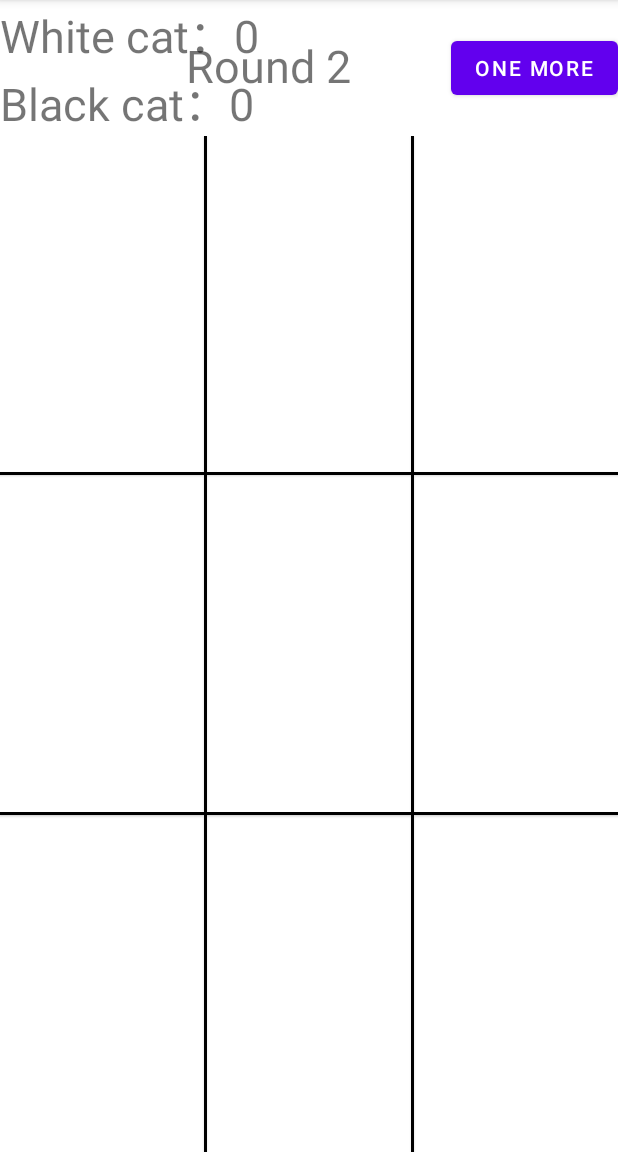
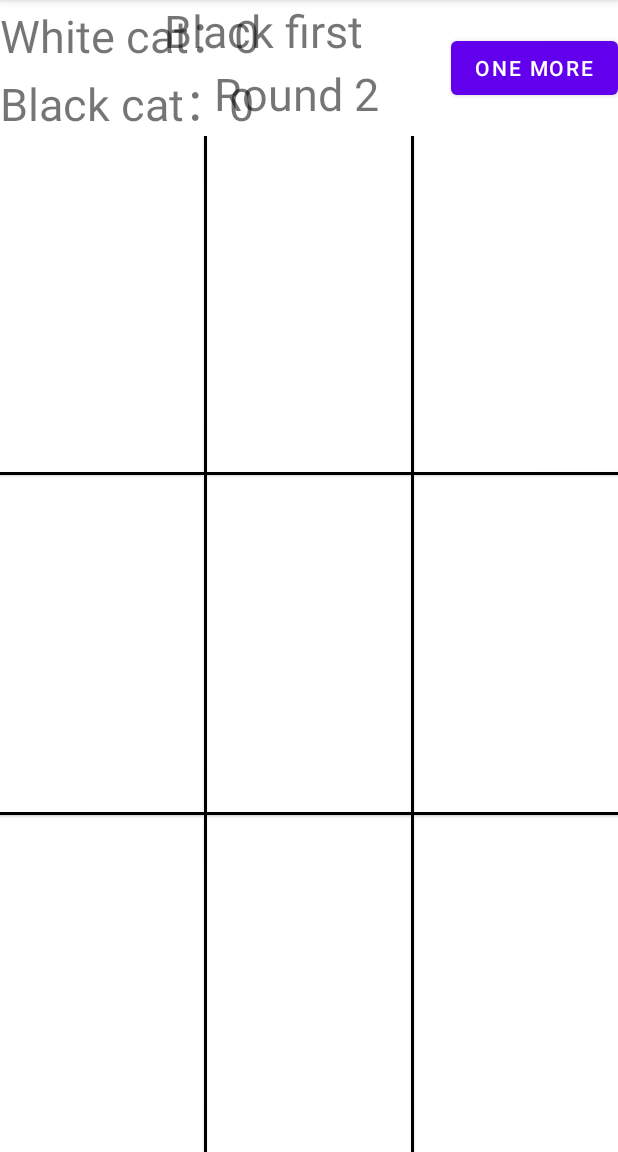
Before and after one commit to Wayne-Wang-Wayne/Cute-Cat-TIc-Tac-Toe, an Android app: the screen it shows after launch (MainActivity), after a tap on "ONE MORE", on a phone screen of 412 x 824 dp, the part 84-1236 px from its top. Run offline under Robolectric (Android 15) with nearby library versions, the phone set to English and light mode, and no system bars.

Commit message:
release version 1.0.0

```diff
--- a/app/src/main/AndroidManifest.xml
+++ b/app/src/main/AndroidManifest.xml
@@ -4,9 +4,9 @@
 
     <application
         android:allowBackup="true"
-        android:icon="@mipmap/ic_launcher"
+        android:icon="@drawable/app_icon"
         android:label="@string/app_name"
-        android:roundIcon="@mipmap/ic_launcher_round"
+        android:roundIcon="@drawable/app_icon"
         android:supportsRtl="true"
         android:theme="@style/Theme.Tictoe">
         <activity android:name=".MainActivity">
--- a/app/src/main/java/com/example/tictoe/MainActivity.java
+++ b/app/src/main/java/com/example/tictoe/MainActivity.java
@@ -29,6 +29,7 @@ public class MainActivity extends AppCompatActivity {
     boolean gameSet = false;
     boolean oTurn = true;
     int countRound = 1;
+    int whoFirst = 0;
     List<Integer> space = new ArrayList<>();
 
     static final int[][] winningIndices =
@@ -51,6 +52,7 @@ public class MainActivity extends AppCompatActivity {
         TextView whiteCat = findViewById(R.id.textViewP1);
         TextView blackCat = findViewById(R.id.textViewP2);
         TextView round = findViewById(R.id.textViewP3);
+        TextView whoGoFirst = findViewById(R.id.textViewP4);
 
         whiteCat.setText(getString(R.string.prefix_white_cat) + whiteWin);
         blackCat.setText(getString(R.string.prefix_black_cat) + blackWin);
@@ -86,7 +88,16 @@ public class MainActivity extends AppCompatActivity {
                 }
                 gameSet = false;
                 countRound++;
+                //誰先手
                 round.setText(getString(R.string.round_string, countRound));
+                if (whoFirst % 2 == 0) {
+                    oTurn = false;
+                    whoGoFirst.setText(R.string.black_cat_go_first);
+                } else if (whoFirst % 2 == 1) {
+                    oTurn = true;
+                    whoGoFirst.setText(R.string.white_cat_go_first);
+                }
+                whoFirst++;
             }
         });
 
--- a/app/src/main/res/layout/activity_main.xml
+++ b/app/src/main/res/layout/activity_main.xml
@@ -32,9 +32,19 @@
             android:layout_height="wrap_content"
             android:layout_below="@+id/textViewP1"
             android:layout_alignParentRight="true"
-            android:layout_marginTop="-22dp"
-            android:layout_marginRight="178dp"
-            android:text="第 1 局"
+            android:layout_marginTop="-3dp"
+            android:layout_marginRight="159dp"
+            android:textSize="30sp" />
+
+        <TextView
+            android:id="@+id/textViewP4"
+            android:layout_width="wrap_content"
+            android:layout_height="wrap_content"
+            android:layout_below="@+id/textViewP1"
+            android:layout_alignParentRight="true"
+            android:layout_marginTop="-45dp"
+            android:layout_marginRight="170dp"
+            android:text="@string/white_cat_go_first"
             android:textSize="30sp" />
 
         <Button
--- a/app/src/main/res/values/strings.xml
+++ b/app/src/main/res/values/strings.xml
@@ -7,5 +7,7 @@
     <string name="round_string">Round %d</string>
     <string name="please_click_the_right_area">Please click the correct area!</string>
     <string name="reset">One more</string>
+    <string name="black_cat_go_first">Black first</string>
+    <string name="white_cat_go_first">White first</string>
 
 </resources>
```
Also changed, not shown: app/src/main/res/drawable/app_icon.jpg (added), 1 other file.
